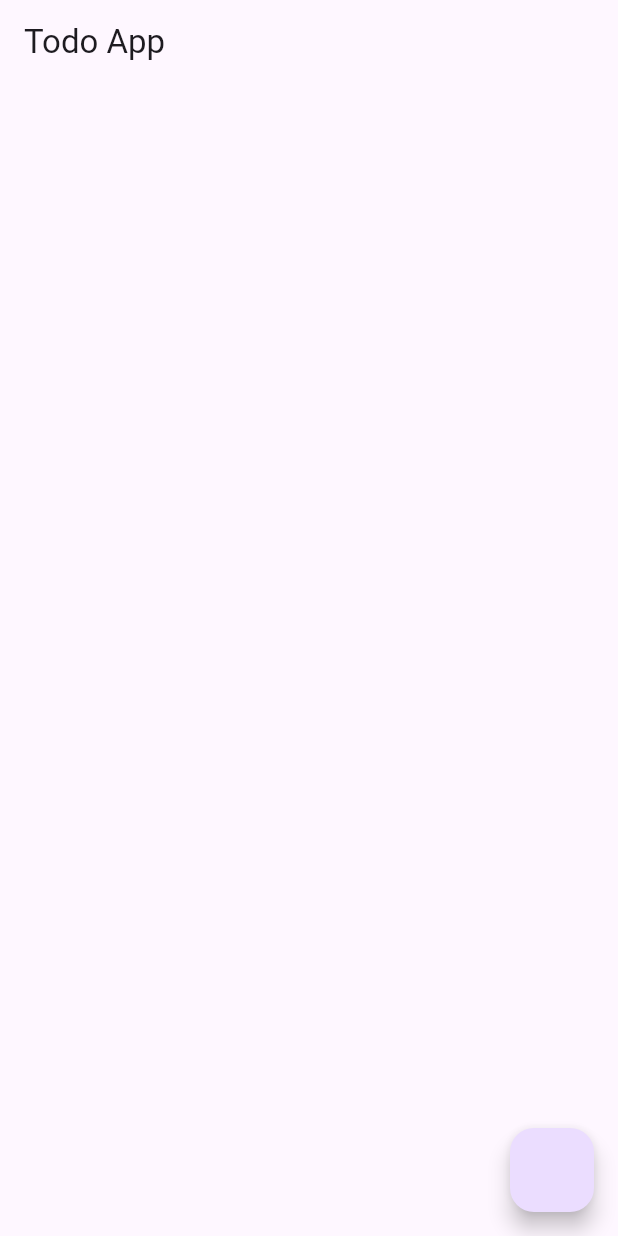
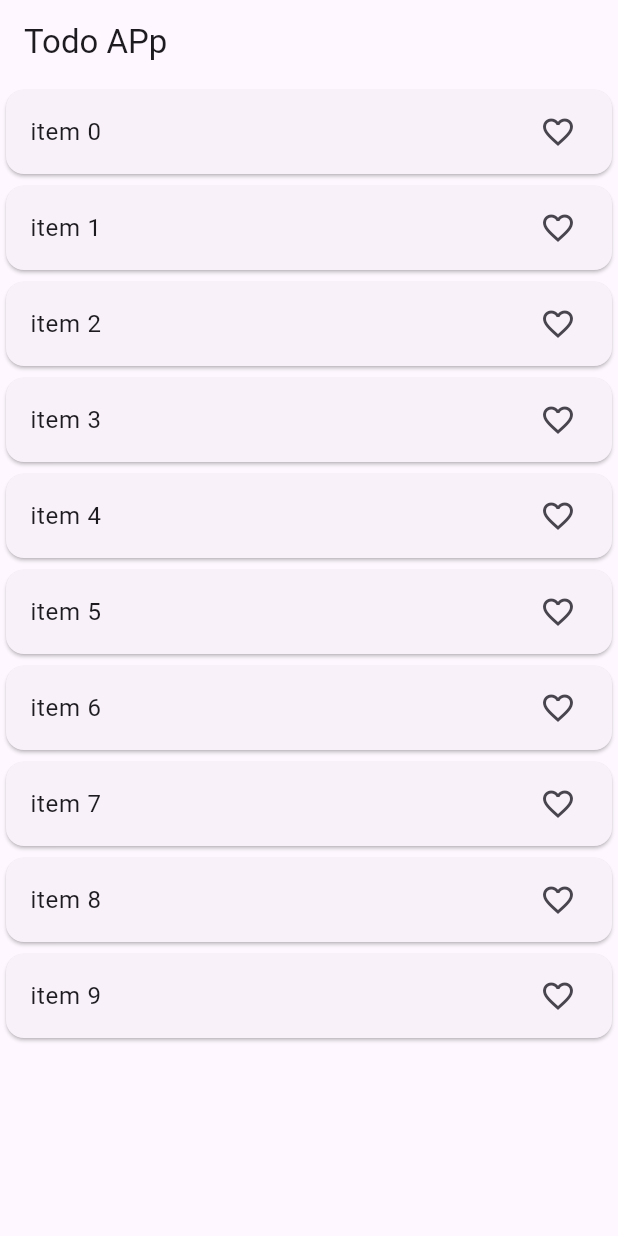
Before and after one commit to EusufUddin8926/bloc_practices, a Flutter app: the screen it shows after launch, on a phone screen of 412 x 824 dp. Run offline on Flutter 3.47's test engine with Material 3 defaults, Android fonts, the phone set to English and light mode, and no system bars; our stand-ins replace bloc, equatable, flutter_bloc, image_picker.

Commit message:
favourite_item

```diff
--- /dev/null
+++ b/lib/bloc/favourite_app/favourite_event.dart
@@ -0,0 +1,10 @@
+import 'package:equatable/equatable.dart';
+
+abstract class FavouriteEvents extends Equatable {
+  const FavouriteEvents();
+
+  @override
+  List<Object?> get props => [];
+}
+
+class FetchFavouriteList extends FavouriteEvents {}
--- /dev/null
+++ b/lib/bloc/favourite_app/favourite_state.dart
@@ -0,0 +1,22 @@
+import 'package:counter_bloc/model/favourite_item_model.dart';
+import 'package:equatable/equatable.dart';
+
+enum ListStatus { loading, success, failure }
+
+class FavouriteItemStates extends Equatable {
+  final ListStatus listStatus;
+  final List<FavouriteItemModel> favouiteItemList;
+
+  const FavouriteItemStates({
+    this.favouiteItemList = const [],
+    this.listStatus = ListStatus.loading,
+  });
+
+  FavouriteItemStates copyWith({List<FavouriteItemModel>? favouiteItemList, ListStatus? listStatus}) {
+    return FavouriteItemStates(
+        favouiteItemList: favouiteItemList ?? this.favouiteItemList, listStatus: listStatus ?? this.listStatus);
+  }
+
+  @override
+  List<Object?> get props => [favouiteItemList, listStatus];
+}
--- /dev/null
+++ b/lib/bloc/favourite_app/favoutite_bloc.dart
@@ -0,0 +1,20 @@
+import 'package:bloc/bloc.dart';
+import 'package:counter_bloc/bloc/favourite_app/favourite_state.dart';
+import 'package:counter_bloc/model/favourite_item_model.dart';
+import 'package:counter_bloc/repository/FavouriteRepository.dart';
+
+import 'favourite_event.dart';
+
+class FavouriteItemBloc extends Bloc<FavouriteEvents, FavouriteItemStates> {
+  List<FavouriteItemModel> favouriteItemList = [];
+  FavouriteRepository favouriteRepository;
+
+  FavouriteItemBloc(this.favouriteRepository) : super(const FavouriteItemStates()) {
+    on<FetchFavouriteList>(_fetchList);
+  }
+
+  void _fetchList(FavouriteEvents event, Emitter<FavouriteItemStates> emit) async {
+    favouriteItemList = await favouriteRepository.fetchFavouriteList();
+    emit(state.copyWith(favouiteItemList: List.from(favouriteItemList), listStatus: ListStatus.success));
+  }
+}
--- a/lib/main.dart
+++ b/lib/main.dart
@@ -1,8 +1,10 @@
 import 'package:counter_bloc/bloc/counter/counter_bloc.dart';
+import 'package:counter_bloc/bloc/favourite_app/favoutite_bloc.dart';
 import 'package:counter_bloc/bloc/image_picker/image_picker_bloc.dart';
 import 'package:counter_bloc/bloc/switch/switch_bloc.dart';
 import 'package:counter_bloc/bloc/todo/todo_bloc.dart';
-import 'package:counter_bloc/ui/image_picker_screen.dart';
+import 'package:counter_bloc/repository/FavouriteRepository.dart';
+import 'package:counter_bloc/ui/favourite_screen.dart';
 import 'package:counter_bloc/ui/to_do.dart';
 import 'package:counter_bloc/utils/image_picker_util.dart';
 import 'package:flutter/material.dart';
@@ -20,18 +22,11 @@ class MyApp extends StatelessWidget {
   Widget build(BuildContext context) {
     return MultiBlocProvider(
       providers: [
-        BlocProvider(
-          create: (_) => CounterBloc(),
-        ),
-        BlocProvider(
-          create: (context) => SwitchBloc(),
-        ),
-        BlocProvider(
-          create: (context) => ImagePickerBloc(ImagePickerUtils()),
-        ),
-        BlocProvider(
-          create: (context) => ToDoBloc(),
-        ),
+        BlocProvider(create: (_) => CounterBloc()),
+        BlocProvider(create: (context) => SwitchBloc()),
+        BlocProvider(create: (context) => ImagePickerBloc(ImagePickerUtils())),
+        BlocProvider(create: (context) => ToDoBloc()),
+        BlocProvider(create: (context) => FavouriteItemBloc(FavouriteRepository())),
       ],
       child: MaterialApp(
         title: 'Flutter Demo',
@@ -40,7 +35,7 @@ class MyApp extends StatelessWidget {
           colorScheme: ColorScheme.fromSeed(seedColor: Colors.deepPurple),
           useMaterial3: true,
         ),
-        home: const TodoScreen(),
+        home: const FavouriteScreen(),
       ),
     );
   }
--- /dev/null
+++ b/lib/model/favourite_item_model.dart
@@ -0,0 +1,22 @@
+import 'package:equatable/equatable.dart';
+
+class FavouriteItemModel extends Equatable {
+  final String id;
+  final String value;
+  final bool isDeleting;
+  final bool isFavourite;
+
+  const FavouriteItemModel({required this.id, required this.value, this.isDeleting = false, this.isFavourite = false});
+
+  FavouriteItemModel copyWith({String? id, String? value, bool? isdeleting, bool? isFavourite}) {
+    return FavouriteItemModel(
+        id: id ?? this.id,
+        value: value ?? this.value,
+        isDeleting: isdeleting ?? this.isDeleting,
+        isFavourite: isFavourite ?? this.isFavourite);
+  }
+
+  @override
+  // TODO: implement props
+  List<Object?> get props => [id, value, isDeleting, isFavourite];
+}
--- /dev/null
+++ b/lib/repository/FavouriteRepository.dart
@@ -0,0 +1,12 @@
+import 'package:counter_bloc/model/favourite_item_model.dart';
+
+class FavouriteRepository {
+  Future<List<FavouriteItemModel>> fetchFavouriteList() async {
+    await Future.delayed(const Duration(seconds: 3));
+    return List.of(_generateList(10));
+  }
+
+  List<FavouriteItemModel> _generateList(int length) {
+    return List.generate(length, (index) => FavouriteItemModel(id: index.toString(), value: 'item $index'));
+  }
+}
--- /dev/null
+++ b/lib/ui/favourite_screen.dart
@@ -0,0 +1,51 @@
+import 'package:counter_bloc/bloc/favourite_app/favourite_state.dart';
+import 'package:counter_bloc/bloc/favourite_app/favoutite_bloc.dart';
+import 'package:flutter/material.dart';
+import 'package:flutter_bloc/flutter_bloc.dart';
+
+import '../bloc/favourite_app/favourite_event.dart';
+
+class FavouriteScreen extends StatefulWidget {
+  const FavouriteScreen({super.key});
+
+  @override
+  State<FavouriteScreen> createState() => _FavouriteScreenState();
+}
+
+class _FavouriteScreenState extends State<FavouriteScreen> {
+  @override
+  void initState() {
+    // TODO: implement initState
+    super.initState();
+    context.read<FavouriteItemBloc>().add(FetchFavouriteList());
+  }
+
+  @override
+  Widget build(BuildContext context) {
+    return Scaffold(
+      appBar: AppBar(
+        title: const Text("Todo APp"),
+      ),
+      body: BlocBuilder<FavouriteItemBloc, FavouriteItemStates>(builder: (context, states) {
+        switch (states.listStatus) {
+          case ListStatus.loading:
+            return const Center(child: CircularProgressIndicator());
+          case ListStatus.failure:
+            return const Text('Something Went Wrong');
+          case ListStatus.success:
+            return ListView.builder(
+              itemCount: states.favouiteItemList.length,
+              itemBuilder: (context, index) {
+                return Card(
+                  child: ListTile(
+                    title: Text(states.favouiteItemList[index].value.toString()),
+                    trailing: const Icon(Icons.favorite_outline),
+                  ),
+                );
+              },
+            );
+        }
+      }),
+    );
+  }
+}
```
